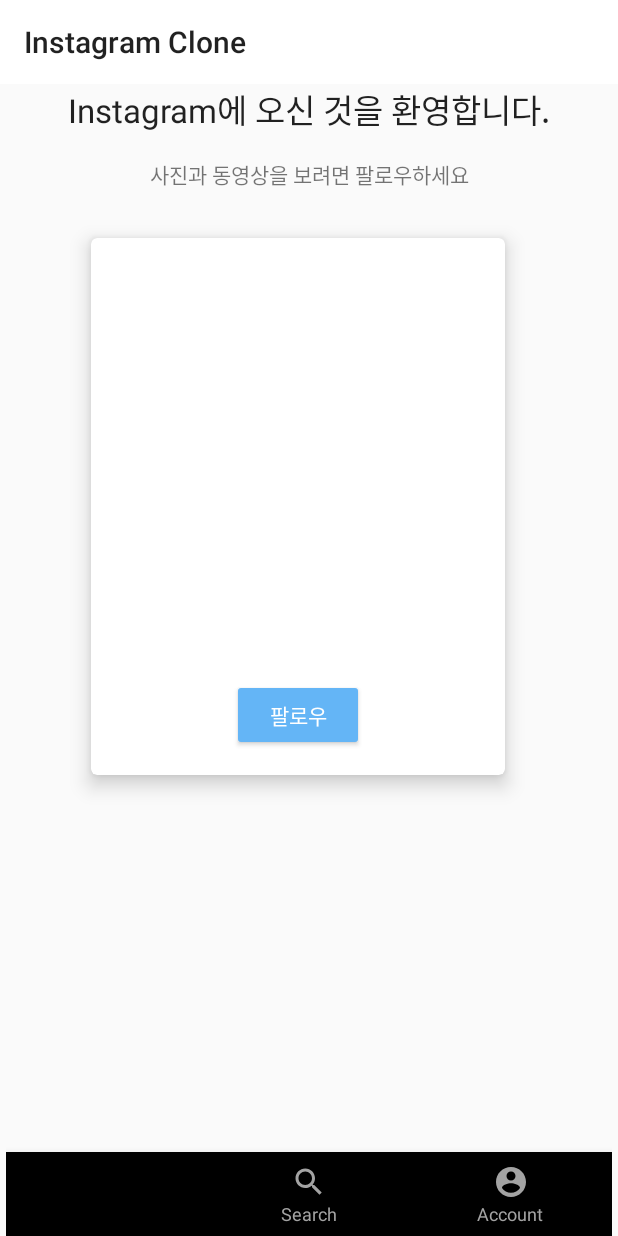
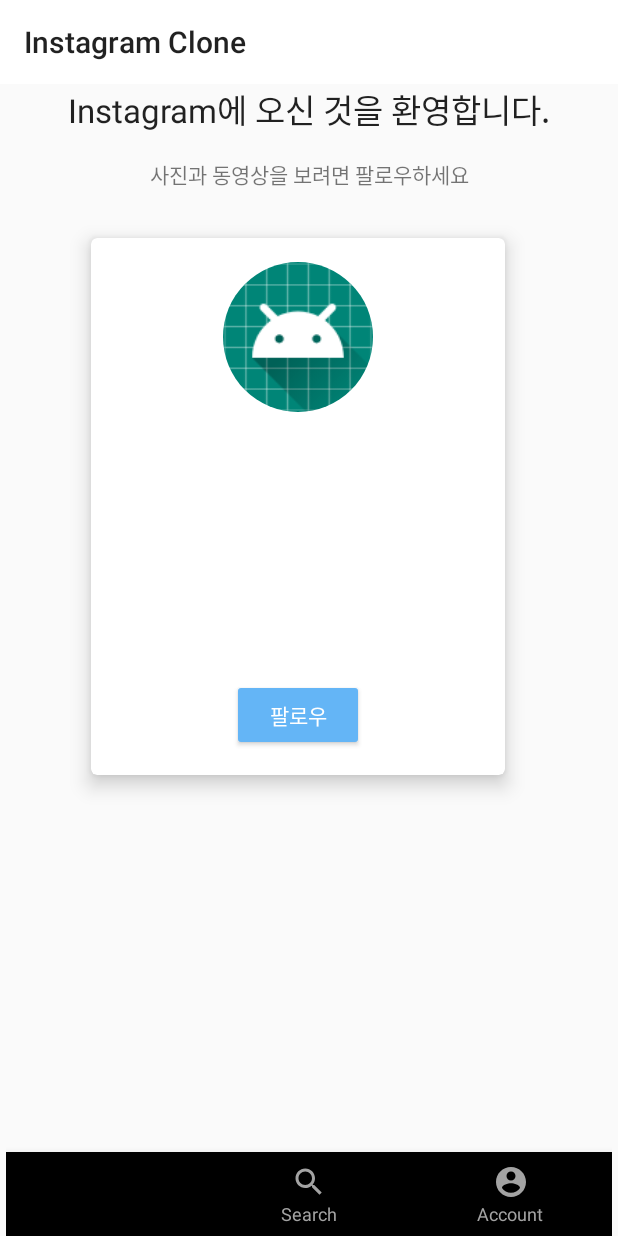
Before and after one commit to junsuk5/android_InstaClon, an Android app: the screen it shows after launch once a user with an empty profile is signed in (MainActivity), on a phone screen of 412 x 824 dp. Run offline under Robolectric (Android 15) with nearby library versions, the phone set to English and light mode, and no system bars; our stand-ins replace CircleImageView, Firebase (no records; nobody signed in at launch, a user with empty details on screens opened directly), data binding, navigation-ui.

Commit message:
home 화면에 계정 정보 표시

```diff
--- a/app/build.gradle
+++ b/app/build.gradle
@@ -22,6 +22,9 @@ android {
             minifyEnabled false
             proguardFiles getDefaultProguardFile('proguard-android-optimize.txt'), 'proguard-rules.pro'
         }
+    }
+    dataBinding {
+        enabled=true
     }
 }
 
--- a/app/src/main/java/com/example/instaclon/HomeFragment.kt
+++ b/app/src/main/java/com/example/instaclon/HomeFragment.kt
@@ -6,23 +6,23 @@ import android.view.LayoutInflater
 import android.view.View
 import android.view.ViewGroup
 import androidx.fragment.app.Fragment
+import com.example.instaclon.databinding.FragmentHomeBinding
+import com.google.firebase.auth.FirebaseAuth
 
 
-// TODO: Rename parameter arguments, choose names that match
-// the fragment initialization parameters, e.g. ARG_ITEM_NUMBER
-private const val ARG_PARAM1 = "param1"
-private const val ARG_PARAM2 = "param2"
-
-/**
- * A simple [Fragment] subclass.
- *
- */
 class HomeFragment : Fragment() {
 
     override fun onCreateView(inflater: LayoutInflater, container: ViewGroup?,
                               savedInstanceState: Bundle?): View? {
-        // Inflate the layout for this fragment
-        return inflater.inflate(R.layout.fragment_home, container, false)
+        val view = inflater.inflate(R.layout.fragment_home, container, false)
+
+        val binding = FragmentHomeBinding.bind(view)
+
+        FirebaseAuth.getInstance().currentUser?.let { user ->
+            binding.user = user
+        }
+
+        return binding.root
     }
 
 
--- /dev/null
+++ b/app/src/main/java/com/example/instaclon/MyBindingAdapter.kt
@@ -0,0 +1,14 @@
+package com.example.instaclon
+
+import android.net.Uri
+import androidx.databinding.BindingAdapter
+import com.bumptech.glide.Glide
+import de.hdodenhof.circleimageview.CircleImageView
+
+@BindingAdapter("imageUrl")
+fun imageUrl(view: CircleImageView, uri: Uri) {
+    Glide.with(view)
+        .load(uri)
+        .placeholder(R.mipmap.ic_launcher)
+        .into(view)
+}
--- a/app/src/main/res/layout/fragment_home.xml
+++ b/app/src/main/res/layout/fragment_home.xml
@@ -1,7 +1,17 @@
 <?xml version="1.0" encoding="utf-8"?>
-<LinearLayout xmlns:android="http://schemas.android.com/apk/res/android"
+<layout xmlns:android="http://schemas.android.com/apk/res/android"
     xmlns:app="http://schemas.android.com/apk/res-auto"
-    xmlns:tools="http://schemas.android.com/tools"
+    xmlns:bind="http://schemas.android.com/apk/res-auto"
+    xmlns:tools="http://schemas.android.com/tools">
+
+    <data>
+
+        <variable
+            name="user"
+            type="com.google.firebase.auth.FirebaseUser" />
+    </data>
+
+    <LinearLayout
         android:layout_width="match_parent"
         android:layout_height="match_parent"
         android:orientation="vertical"
@@ -40,6 +50,7 @@
                 <de.hdodenhof.circleimageview.CircleImageView
                     android:layout_width="100dp"
                     android:layout_height="100dp"
+                    bind:imageUrl="@{user.photoUrl}"
                     tools:src="@mipmap/ic_launcher" />
 
                 <TextView
@@ -47,6 +58,7 @@
                     android:layout_height="wrap_content"
                     android:layout_marginTop="16dp"
                     android:gravity="center"
+                    android:text="@{user.email}"
                     tools:text="a811219@gmail.com" />
 
                 <TextView
@@ -54,6 +66,7 @@
                     android:layout_height="wrap_content"
                     android:layout_marginBottom="8dp"
                     android:gravity="center"
+                    android:text="@{user.displayName}"
                     tools:text="Junsuk Oh" />
 
                 <LinearLayout
@@ -97,3 +110,4 @@
         </androidx.cardview.widget.CardView>
 
     </LinearLayout>
+</layout>
```
Lines whose indentation alone changed are shown as unchanged.
